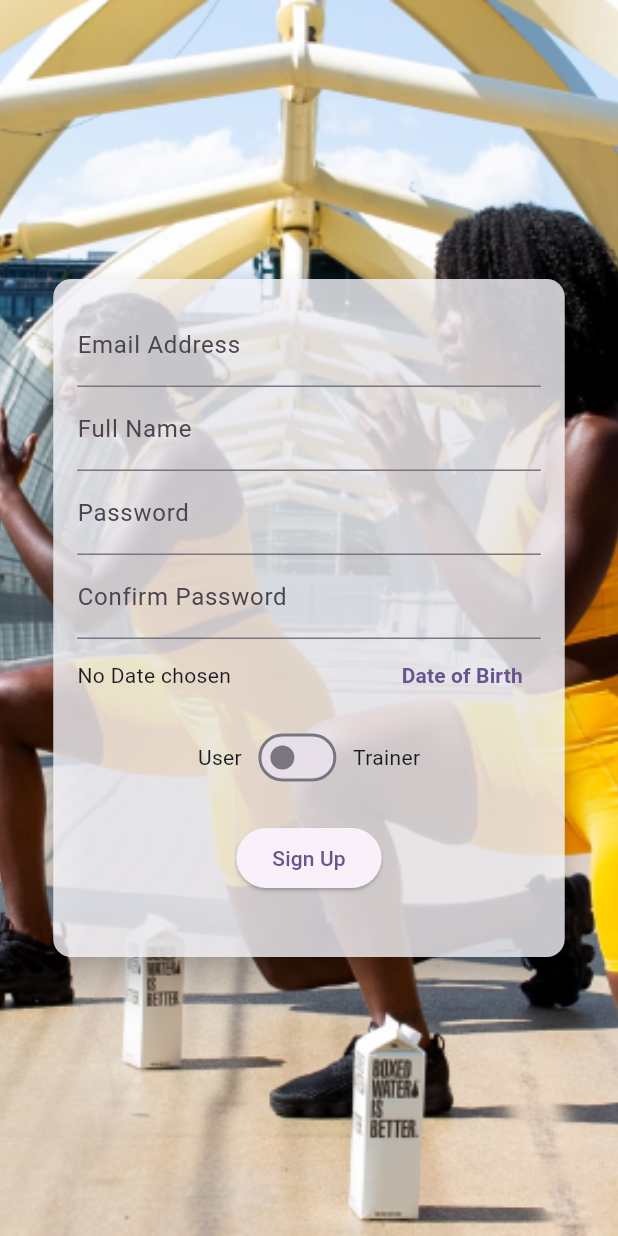
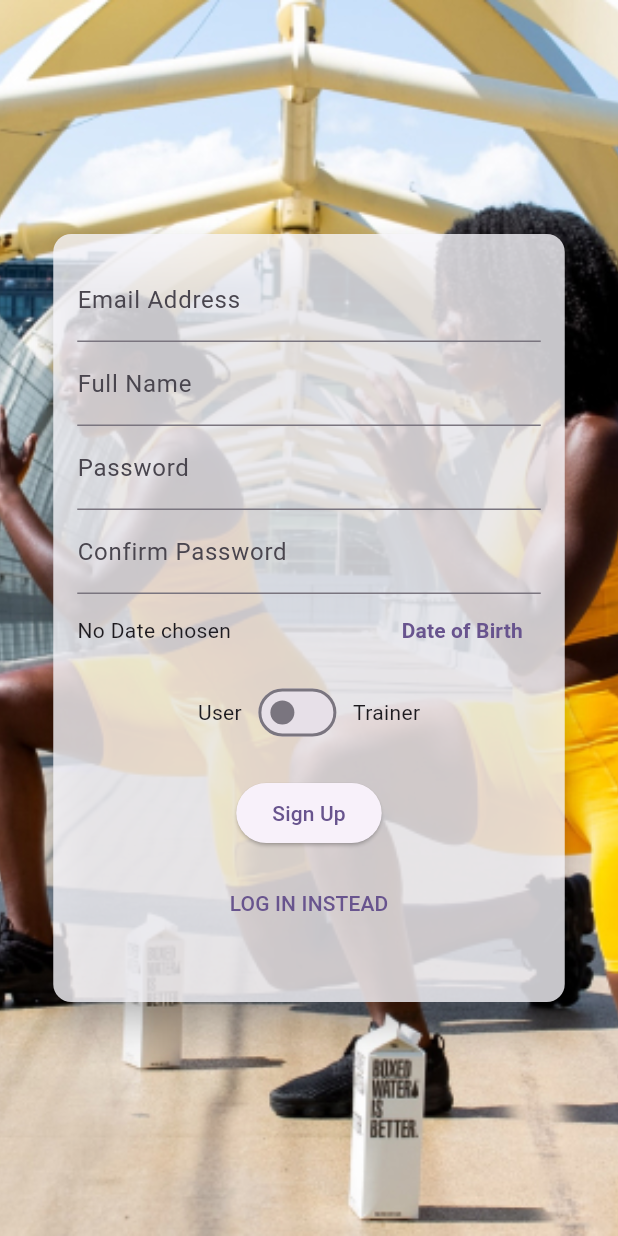
Before and after one commit to SardorbekAbdulabbozov/health_hack, a Flutter app: the screen it shows after launch, on a phone screen of 412 x 824 dp. Run offline on Flutter 3.47's test engine with Material 2 defaults, Android fonts, the phone set to English and light mode, and no system bars; our stand-ins replace flutter_svg, get; missing offline and left inert: mysql_client; accounts and stored records are empty; statements that could not run were skipped.

Commit message:
some refactor

```diff
--- a/lib/screens/auth_screen.dart
+++ b/lib/screens/auth_screen.dart
@@ -105,7 +105,7 @@ class _AuthScreenState extends State<AuthScreen>
               child: AnimatedContainer(
                 duration: const Duration(milliseconds: 300),
                 curve: Curves.easeIn,
-                height: authMode == AuthMode.signup ? 420 : 240,
+                height: authMode == AuthMode.signup ? 480 : 240,
                 // height: _heightAnimation.value.height,
                 constraints: BoxConstraints(
                     minHeight: authMode == AuthMode.signup ? 420 : 240),
@@ -113,6 +113,7 @@ class _AuthScreenState extends State<AuthScreen>
                 child: Form(
                   key: _formKey,
                   child: SingleChildScrollView(
+                    physics: const NeverScrollableScrollPhysics(),
                     child: Column(
                       children: [
                         if (authMode == AuthMode.signup)
```
